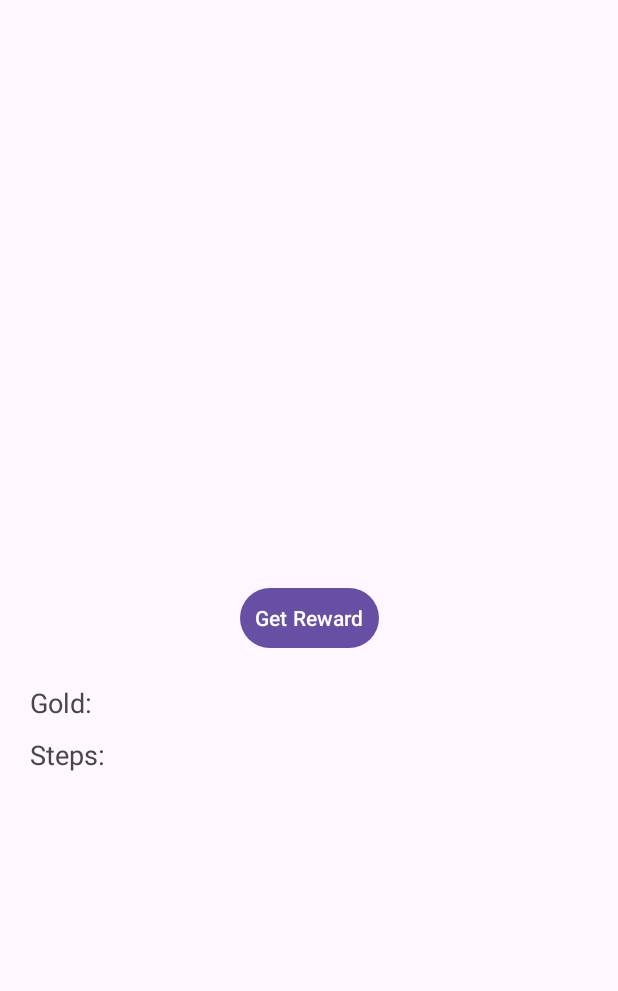
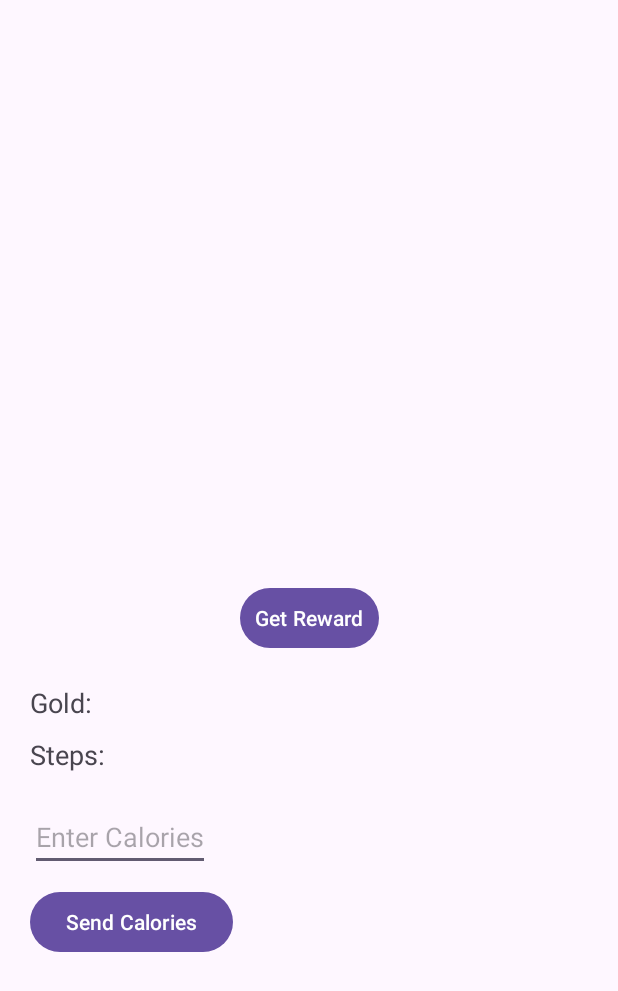
Before and after one commit to hanni316/routie, an Android app: the screen it shows after launch (MainActivity), on a phone screen of 412 x 824 dp. Shown: the top 991 px of the screen. Run offline under Robolectric (Android 15) with nearby library versions, the phone set to English and light mode, and no system bars.

Commit message:
서버로 칼로리 데이터 전송

```diff
--- a/routie-mobile/app/src/main/java/com/gbsb/routiemobile/api/RewardApiService.kt
+++ b/routie-mobile/app/src/main/java/com/gbsb/routiemobile/api/RewardApiService.kt
@@ -1,11 +1,17 @@
 package com.gbsb.routiemobile.api;
 
+import com.gbsb.routiemobile.dto.CaloriesRequest
 import com.gbsb.routiemobile.dto.RewardResponse
 import retrofit2.Call;
+import retrofit2.http.Body
 import retrofit2.http.GET;
+import retrofit2.http.POST
 import retrofit2.http.Path;
 
 interface RewardApiService {
     @GET("/api/reward/{userId}")
     fun getUserReward(@Path("userId") userID: Int): Call<RewardResponse>
+
+    @POST("/api/reward/{userId}/calories")
+    fun sendCalories(@Path("userId") userId: Int, @Body request: CaloriesRequest): Call<RewardResponse>
 }
--- /dev/null
+++ b/routie-mobile/app/src/main/java/com/gbsb/routiemobile/dto/CaloriesRequest.kt
@@ -0,0 +1,5 @@
+package com.gbsb.routiemobile.dto
+
+data class CaloriesRequest(
+    val caloriesBurned: Int
+)
--- a/routie-mobile/app/src/main/res/layout/activity_main.xml
+++ b/routie-mobile/app/src/main/res/layout/activity_main.xml
@@ -41,5 +41,28 @@
         android:layout_marginTop="10dp"
         android:layout_marginStart="20dp"/>
 
+    <EditText
+        android:id="@+id/editTextCalories"
+        android:layout_width="wrap_content"
+        android:layout_height="wrap_content"
+        android:hint="Enter Calories"
+        android:inputType="number"
+        android:textSize="18sp"
+        app:layout_constraintTop_toBottomOf="@id/textViewSteps"
+        app:layout_constraintStart_toStartOf="parent"
+        android:layout_marginTop="20dp"
+        android:layout_marginStart="20dp"/>
+
+    <Button
+        android:id="@+id/btnSendCalories"
+        android:layout_width="wrap_content"
+        android:layout_height="wrap_content"
+        android:text="Send Calories"
+        app:layout_constraintTop_toBottomOf="@id/editTextCalories"
+        app:layout_constraintStart_toStartOf="parent"
+        android:layout_marginTop="10dp"
+        android:layout_marginStart="20dp"/>
+
+
 
 </androidx.constraintlayout.widget.ConstraintLayout>
--- a/routie-server/src/main/java/com/gbsb/routie_server/entity/Reward.java
+++ b/routie-server/src/main/java/com/gbsb/routie_server/entity/Reward.java
@@ -4,9 +4,10 @@ import jakarta.persistence.*;
 import lombok.AllArgsConstructor;
 import lombok.Getter;
 import lombok.NoArgsConstructor;
+import lombok.Setter;
 
 @Entity
-@Getter
+@Getter @Setter
 @NoArgsConstructor
 @AllArgsConstructor
 public class Reward {
@@ -16,7 +17,7 @@ public class Reward {
     private Long id;
 
     @OneToOne
-    @JoinColumn(name = "user_id")
+    @JoinColumn(name = "user_id", referencedColumnName = "id")
     private User user;
 
     private int totalGold;
```
Also changed, not shown: routie-mobile/app/src/main/java/com/gbsb/routiemobile/MainActivity.kt (+69 -9 lines), routie-server/src/main/java/com/gbsb/routie_server/controller/RewardController.java (+12 -4 lines), routie-server/src/main/java/com/gbsb/routie_server/dto/CaloriesRequestDto.java (added, +13 -0 lines), routie-server/src/main/java/com/gbsb/routie_server/service/RewardService.java (+13 -0 lines).
